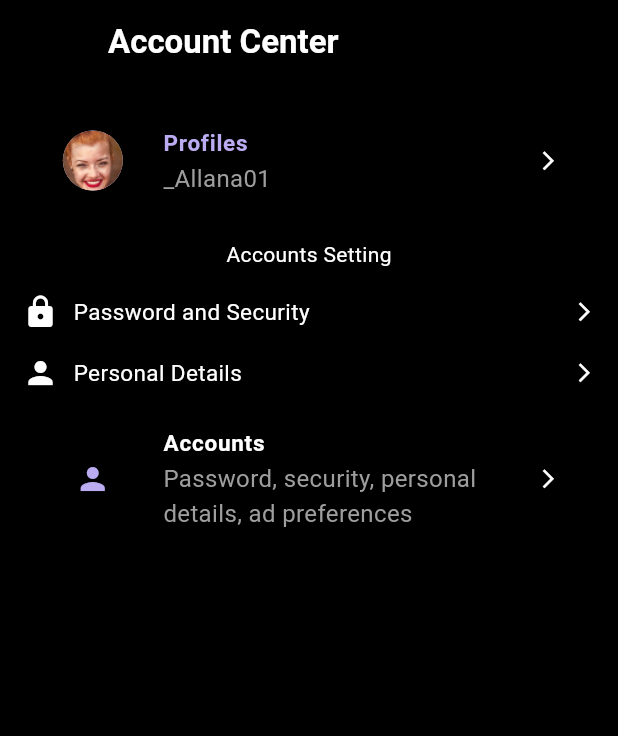
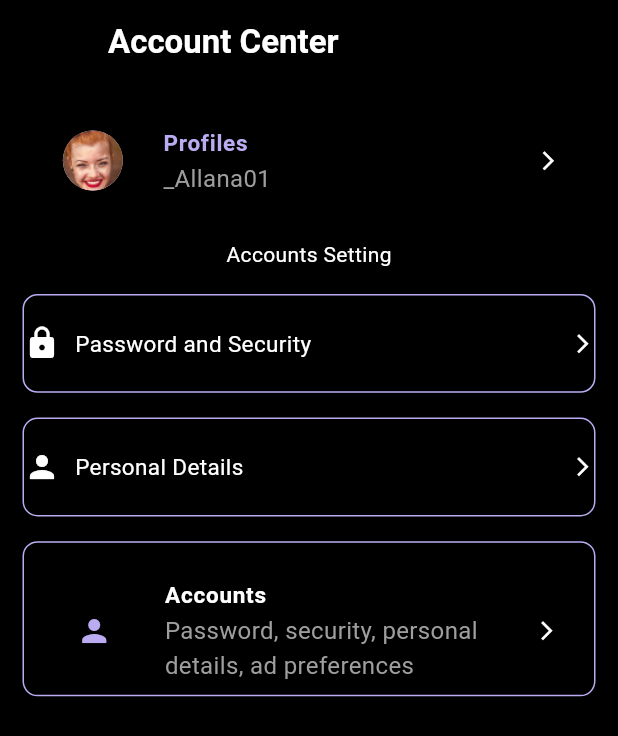
Before and after one commit to Sparsh2509/Hola_App, a Flutter app: the AccountCenter screen opened directly, on a phone screen of 412 x 824 dp. Shown: the top 736 px of the screen. Run offline on Flutter 3.47's test engine with Material 3 defaults, Android fonts, the phone set to English and light mode, and no system bars.

Commit message:
Settings page connected to profile page

```diff
--- a/lib/pages/explore_section/accounts.dart
+++ b/lib/pages/explore_section/accounts.dart
@@ -1,6 +1,5 @@
 import 'package:flutter/material.dart';
 import 'package:hola_app/constants/accounts_list.dart';
-import 'package:hola_app/constants/colors.dart';
 import 'package:hola_app/constants/size.dart';
 import 'package:hola_app/shared/accounts_card.dart';
 
--- a/lib/pages/explore_section/explore.dart
+++ b/lib/pages/explore_section/explore.dart
@@ -5,7 +5,6 @@ import 'package:hola_app/pages/explore_section/accounts.dart';
 import 'package:hola_app/pages/explore_section/community.dart';
 import 'package:hola_app/pages/explore_section/tags.dart';
 import 'package:hola_app/pages/explore_section/tops.dart';
-import 'package:hola_app/pages/follow_section/following.dart';
 
 class Explore extends StatefulWidget {
   const Explore({super.key});
--- a/lib/pages/settings_section/account_center.dart
+++ b/lib/pages/settings_section/account_center.dart
@@ -33,9 +33,7 @@ class AccountCenter extends StatelessWidget {
                   padding: const EdgeInsets.all(8),
                   height: screenWidth * 0.15,
                   width: screenWidth * 0.15,
-                  decoration: BoxDecoration(
-                    borderRadius: BorderRadius.circular(10),
-                  ),
+
                   child: CircleAvatar(
                     backgroundImage: AssetImage("assets/person_image.png"),
                   )),
@@ -73,37 +71,49 @@ class AccountCenter extends StatelessWidget {
                   SizedBox(
                     height: screenHeight * 0.02,
                   ),
-                  Row(
+                  GestureDetector(
+                    onTap: (){
+                      Navigator.push(
+                                context,
+                                MaterialPageRoute(
+                                    builder: (context) => PasswordSecurity()));
+                    },
+                    child: Container(
+                      height: screenHeight*0.08,
+                      decoration: BoxDecoration(
+                                border: Border.all(color: iconColor),
+                                borderRadius: BorderRadius.circular(10)),
+
+                      child: Row(
                         children: [
                           const Icon(Icons.lock, color: whiteColor),
                           const SizedBox(width: 10),
-                      const Expanded(
+                          Expanded(
                             child: Text(
                               "Password and Security",
                               style: TextStyle(color: whiteColor, fontSize: 15),
                             ),
                           ),
-                      GestureDetector(
-                        onTap: () {
-                          Navigator.push(
-                              context,
-                              MaterialPageRoute(
-                                  builder: (context) => PasswordSecurity()));
-                        },
-                        child: Align(
-                            alignment: Alignment.topRight,
+                          Align(
+                              alignment: Alignment.center,
                               child: Icon(
                                 Icons.arrow_forward_ios_outlined,
                                 color: whiteColor,
                                 size: 15,
                               )),
+                        ],
                       ),
-                    ],
+                    ),
                   ),
                   SizedBox(
                     height: screenHeight * 0.02,
                   ),
-                  Row(
+                  Container(
+                    height: screenHeight*0.08,
+                    decoration: BoxDecoration(
+                              border: Border.all(color: iconColor),
+                              borderRadius: BorderRadius.circular(10)),
+                    child: Row(
                       children: const [
                         Icon(Icons.person, color: whiteColor),
                         SizedBox(width: 10),
@@ -114,7 +124,7 @@ class AccountCenter extends StatelessWidget {
                           ),
                         ),
                         Align(
-                          alignment: Alignment.topRight,
+                            alignment: Alignment.center,
                             child: Icon(
                               Icons.arrow_forward_ios_outlined,
                               color: whiteColor,
@@ -122,12 +132,18 @@ class AccountCenter extends StatelessWidget {
                             )),
                       ],
                     ),
+                  ),
                 ],
               ),
             ),
+            SizedBox(
+              height: screenHeight*0.02,
+            ),
             Container(
               decoration:
-                  BoxDecoration(borderRadius: BorderRadius.circular(50)),
+                  BoxDecoration(borderRadius: BorderRadius.circular(10),
+                  border: Border.all(color: iconColor)),
+
               // color: whiteColor,
 
               child: Column(
```
Also changed, not shown: lib/pages/profile_section/profile.dart (+27 -1 lines). Lines whose indentation alone changed are shown as unchanged.
